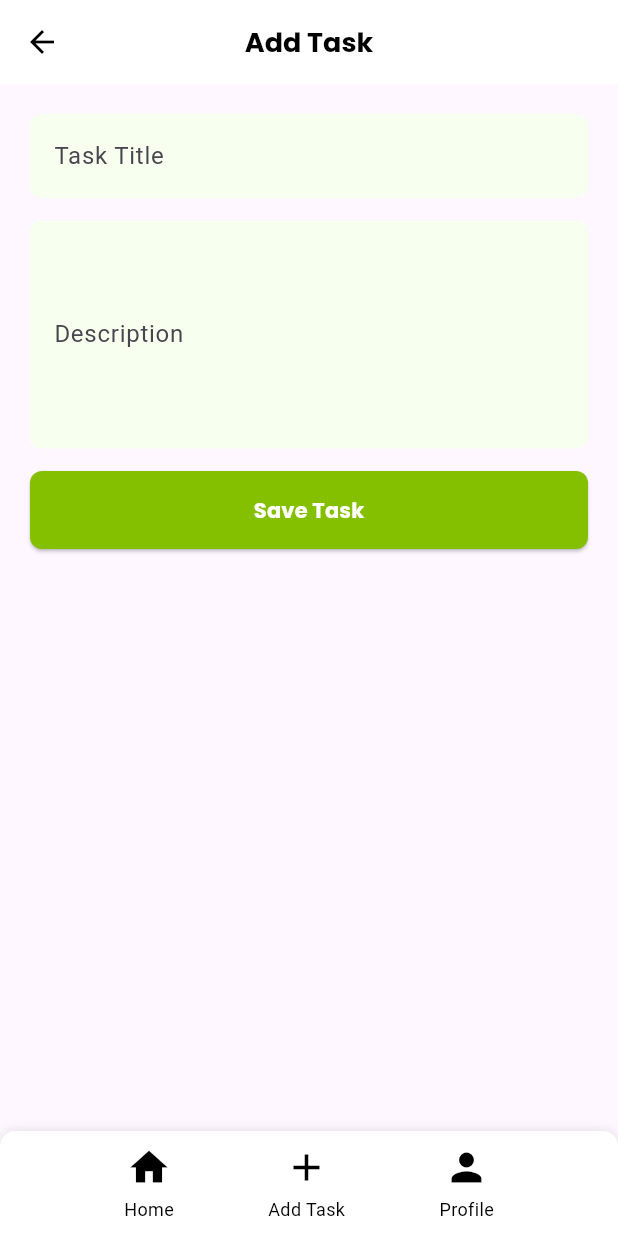
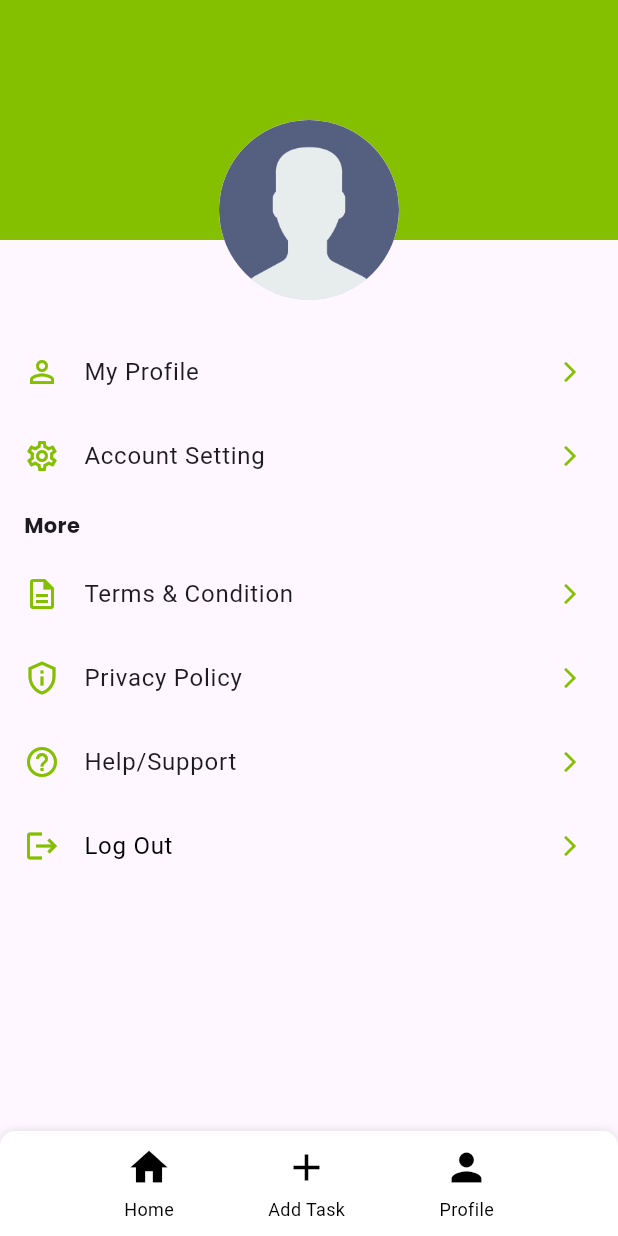
Before and after one commit to arif-youknow/flutter-task, a Flutter app: the AddTaskScreen screen opened by its route, after a tap on "Profile", on a phone screen of 412 x 824 dp. Run offline on Flutter 3.47's test engine with Material 3 defaults, Android fonts, the phone set to English and light mode, and no system bars; our stand-ins replace device_preview, get.

Commit message:
profile added

```diff
--- a/lib/main.dart
+++ b/lib/main.dart
@@ -4,6 +4,7 @@ import 'package:flutter_task/screens/home_screen.dart';
 import 'package:flutter_task/screens/login_screen.dart';
 import 'package:flutter_task/screens/new_pass_screen.dart';
 import 'package:flutter_task/screens/otp_screen.dart';
+import 'package:flutter_task/screens/profile/profile_screen.dart';
 import 'package:flutter_task/screens/registration_screen.dart';
 import 'package:flutter_task/screens/task/add_task.dart';
 import 'package:flutter_task/screens/task/task_details.dart';
@@ -40,6 +41,7 @@ class MyApp extends StatelessWidget {
         GetPage(name: '/home', page: ()=> HomeScreen()),
         GetPage(name: '/task-details', page: ()=> TaskDetailsScreen()),
         GetPage(name: '/add-task', page: ()=> AddTaskScreen()),
+        GetPage(name: '/profile', page: ()=> ProfileScreen() ),
 
 
       ],
--- a/lib/screens/home_screen.dart
+++ b/lib/screens/home_screen.dart
@@ -20,7 +20,7 @@ class HomeScreen extends StatelessWidget {
         title: Row(
           children: [
             CircleAvatar(
-              backgroundImage: NetworkImage('https://i.pravatar.cc/150?u=mojahid'),
+              backgroundImage: AssetImage('assets/images/user.png'),
             ),
             SizedBox(width: 10),
             Column(
--- /dev/null
+++ b/lib/screens/profile/profile_screen.dart
@@ -0,0 +1,106 @@
+import 'package:flutter/material.dart';
+import 'package:flutter_task/core/theme/app_colors.dart';
+import 'package:flutter_task/core/theme/app_fonts.dart';
+import 'package:flutter_task/widgets/bottom_nav.dart';
+
+class ProfileScreen extends StatelessWidget {
+  const ProfileScreen({super.key});
+
+  @override
+  Widget build(BuildContext context) {
+    return Scaffold(
+      bottomNavigationBar: CustomBottomNavBar(),
+      body: SafeArea(
+        child: Column(
+          crossAxisAlignment: CrossAxisAlignment.start,
+          children: [
+
+            Stack(
+              clipBehavior: Clip.none,
+              children: [
+                Container(
+                  height: 160,
+                  width: double.infinity,
+                  decoration: BoxDecoration(
+                    color: AppColors.brandColor,
+                  ),
+                ),
+                Positioned(
+                  bottom: -40,
+                  left: 0,
+                  right: 0,
+                  child: Center(
+                    child: CircleAvatar(
+                      radius: 60,
+                      backgroundImage: AssetImage('assets/images/user.png'),
+                    ),
+                  ),
+                ),
+              ],
+            ),
+
+            SizedBox(height: 60), // Avatar space
+
+
+            ListTile(
+              leading: Icon(Icons.person_outline,color: AppColors.brandColor),
+              title: Text("My Profile"),
+              trailing: Icon(Icons.arrow_forward_ios, size: 16, color: AppColors.brandColor),
+              onTap: () {},
+            ),
+            ListTile(
+              leading: Icon(Icons.settings_outlined, color: AppColors.brandColor),
+              title: Text("Account Setting"),
+              trailing: Icon(Icons.arrow_forward_ios, size: 16, color: AppColors.brandColor),
+              onTap: () {},
+            ),
+
+            Padding(
+              padding: const EdgeInsets.symmetric(horizontal: 16.0),
+
+            ),
+
+
+            Padding(
+              padding: const EdgeInsets.symmetric(horizontal: 16.0, vertical: 8.0),
+              child: Text(
+                "More",
+                style: TextStyle(
+                  fontFamily: AppFonts.primaryFont,
+                  fontWeight: FontWeight.bold,
+                  fontSize: 14,
+                ),
+              ),
+            ),
+
+
+            ListTile(
+              leading: Icon(Icons.description_outlined, color: AppColors.brandColor),
+              title: Text("Terms & Condition"),
+              trailing: Icon(Icons.arrow_forward_ios, size: 16, color: AppColors.brandColor),
+              onTap: () {},
+            ),
+            ListTile(
+              leading: Icon(Icons.privacy_tip_outlined, color: AppColors.brandColor),
+              title: Text("Privacy Policy"),
+              trailing: Icon(Icons.arrow_forward_ios, size: 16, color: AppColors.brandColor),
+              onTap: () {},
+            ),
+            ListTile(
+              leading: Icon(Icons.help_outline, color: AppColors.brandColor),
+              title: Text("Help/Support"),
+              trailing: Icon(Icons.arrow_forward_ios, size: 16, color: AppColors.brandColor),
+              onTap: () {},
+            ),
+            ListTile(
+              leading: Icon(Icons.logout, color: AppColors.brandColor),
+              title: Text("Log Out", style: TextStyle(color: Colors.black)),
+              trailing: Icon(Icons.arrow_forward_ios, size: 16, color: AppColors.brandColor),
+              onTap: () {},
+            ),
+          ],
+        ),
+      ),
+    );
+  }
+}
--- a/lib/widgets/bottom_nav.dart
+++ b/lib/widgets/bottom_nav.dart
@@ -55,7 +55,7 @@ class CustomBottomNavBar extends StatelessWidget {
                 label: 'Profile',
                 color: Colors.black,
                 onTap: () {
-                  // TODO: Profile page
+                  Get.toNamed('/profile');
                 },
               ),
             ],
--- a/pubspec.yaml
+++ b/pubspec.yaml
@@ -62,7 +62,7 @@ flutter:
   # To add assets to your application, add an assets section, like this:
   assets:
       - assets/fonts/
-  #   - images/a_dot_ham.jpeg
+      - assets/images/
 
   # An image asset can refer to one or more resolution-specific "variants", see
   # https://flutter.dev/to/resolution-aware-images
```
Also changed, not shown: assets/images/user.png (added).
